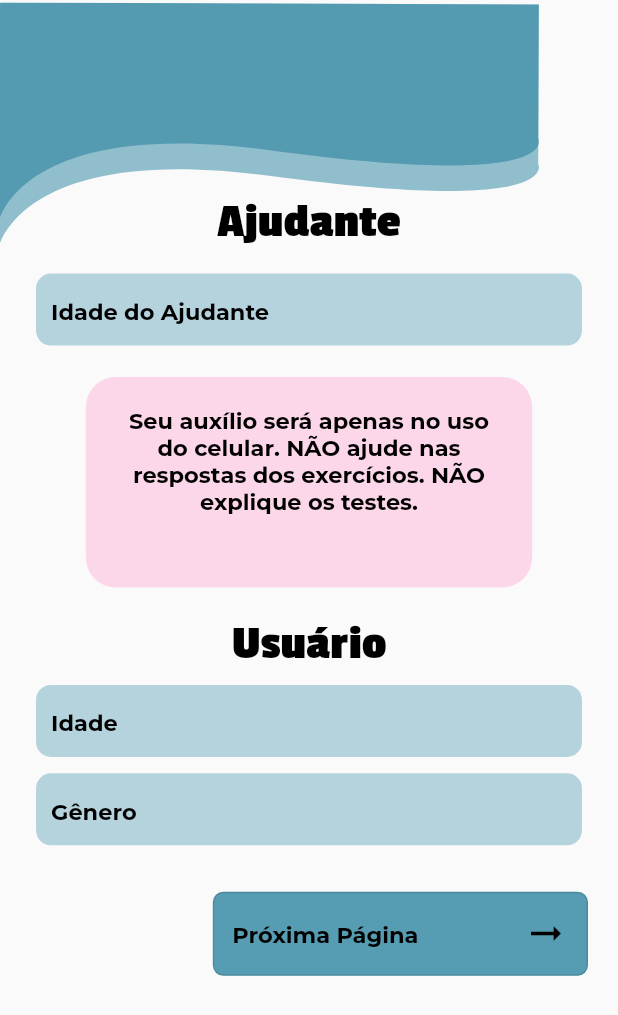
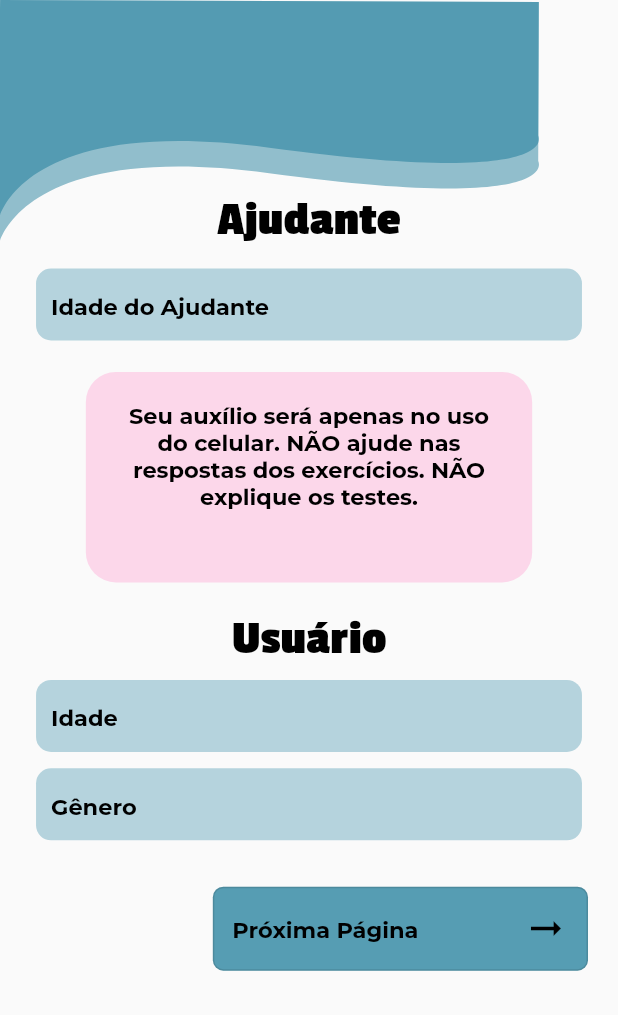
Before and after one commit to VRI-UFPR/Dezmente, a Flutter app: the screen it shows once a user with an empty profile is signed in, on a phone screen of 412 x 824 dp. Shown: the top 1015 px of the screen. Run offline on Flutter 3.47's test engine with Material 2 defaults, Android fonts, the phone set to English and light mode, and no system bars; our stand-ins replace cloud_firestore, firebase_auth, firebase_core, flutter_chat_bubble, flutter_svg, google_sign_in; missing offline and left inert: confirm_dialog; accounts and stored records are empty; project files that could hold a hidden picture were left out.

Commit message:
barra do topo arrumada

```diff
--- a/lib/pages/signup/with_monitor.dart
+++ b/lib/pages/signup/with_monitor.dart
@@ -24,33 +24,45 @@ class _WithMonitorSignUpState extends State<WithMonitorSignUp> {
 
     return Scaffold(
       resizeToAvoidBottomInset: true,
-      appBar: AppBar(
-        backgroundColor: Colors.transparent,
-        shadowColor: Colors.transparent,
-        toolbarHeight: 130 * scrHfactor,
-        title: Stack(
+      body: Column(
+        children: [
+          Align(
+            alignment: Alignment.topCenter,
+            child: Stack(
               children: [
                 SvgPicture.asset(
                   "assets/images/topbar.svg",
-              fit: BoxFit.fitHeight,
+                  fit: BoxFit.fitWidth,
                 ),
                 Center(
                   child: Container(
                     margin: EdgeInsets.only(top: 100 * scrHfactor),
-                child: _buildTitle("Ajudante"),
+                    child: _buildTitle(_currentPageTitle()),
                   ),
                 ),
               ],
             ),
-        titleSpacing: 0,
           ),
-      body: SingleChildScrollView(
+          SingleChildScrollView(
             child: Form(
               key: _formKey,
               child: _buildPages(),
             ),
           ),
+        ],
+      ),
     );
+  }
+
+  String _currentPageTitle() {
+    switch (pageNumber) {
+      case 0:
+        return "Ajudante";
+      case 1:
+        return "Usuário";
+      default:
+        return "";
+    }
   }
 
   Widget _buildPages() {
```
Also changed, not shown: lib/pages/signup/no_monitor.dart (+11 -10 lines). Lines whose indentation alone changed are shown as unchanged.
